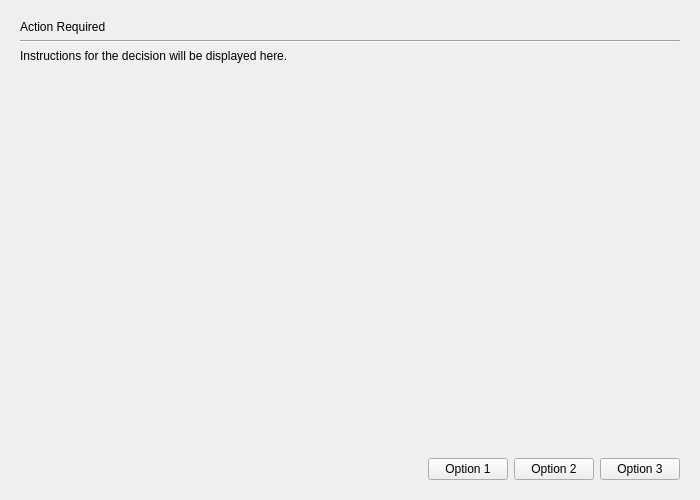
First picture: the form in gui/decision_page.ui, repository mariolewis/asdf_factory, before the edit.
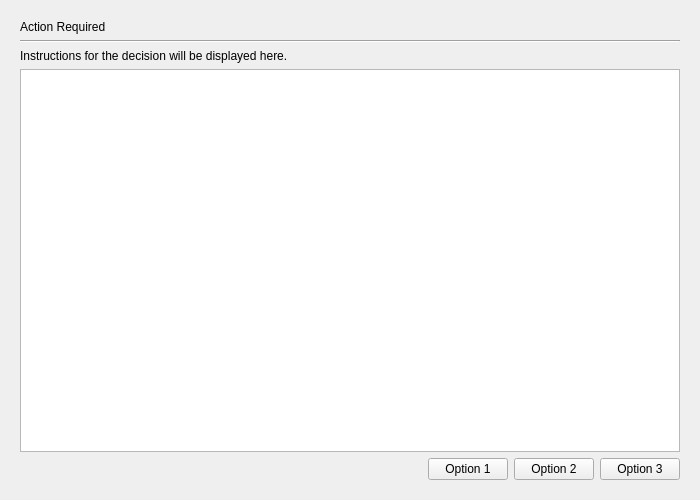
Second picture: the form after the edit.

Commit message:
fix(gui): Resolve UI layout overflow and standardize display styles
Replaced QLabel with QTextEdit on Decision, TestEnv, and ManualUITesting pages to fix layout bug. Updated agent prompts to generate Markdown for TestEnvPage instructions. Added a comprehensive QSS rule to apply a consistent accent border to all main content display windows.

Diff of the .ui file:
```diff
--- a/gui/decision_page.ui
+++ b/gui/decision_page.ui
@@ -13,7 +13,7 @@
   <property name="windowTitle">
    <string>Form</string>
   </property>
-  <layout class="QVBoxLayout" name="verticalLayout">
+  <layout class="QVBoxLayout" name="verticalLayout" stretch="0,0,0,1,0">
    <property name="leftMargin">
     <number>20</number>
    </property>
@@ -51,18 +51,12 @@
     </widget>
    </item>
    <item>
-    <spacer name="verticalSpacer">
-     <property name="orientation">
-      <enum>Qt::Vertical</enum>
-     </property>
-     <property name="sizeHint" stdset="0">
-      <size>
-       <width>20</width>
-       <height>40</height>
-      </size>
-     </property>
-    </spacer>
-   </item>
+     <widget class="QTextEdit" name="detailsTextEdit">
+      <property name="readOnly">
+       <bool>true</bool>
+      </property>
+     </widget>
+    </item>
    <item>
     <layout class="QHBoxLayout" name="buttonLayout">
      <item>
```
The commit also changes 12 other files.
